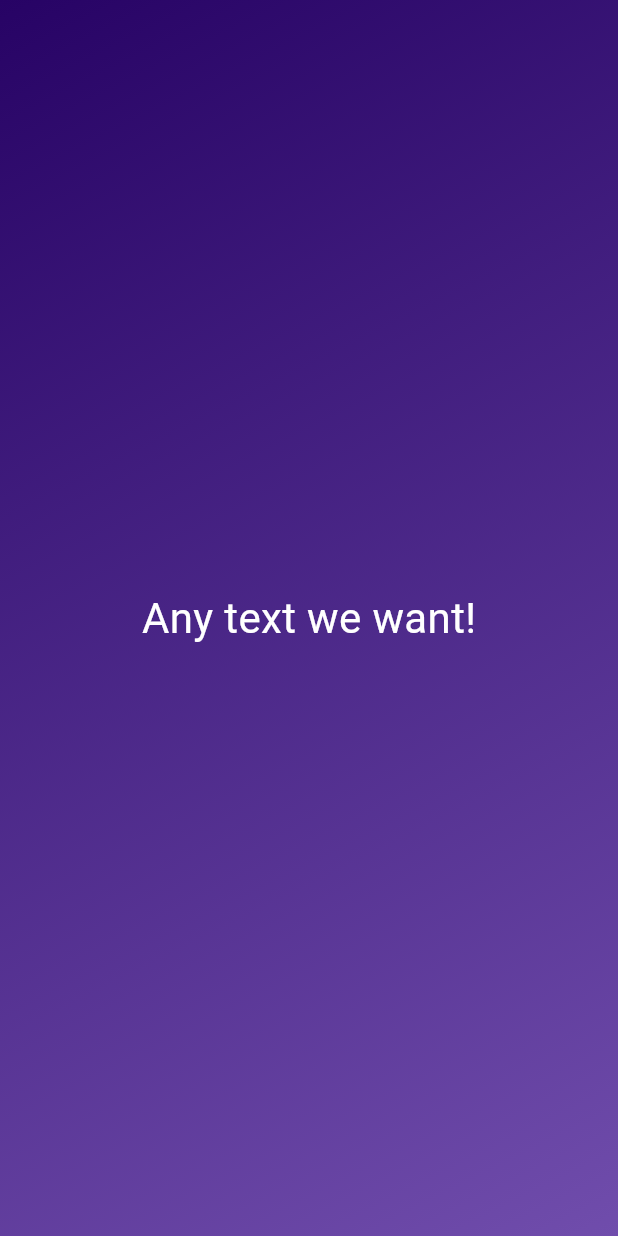
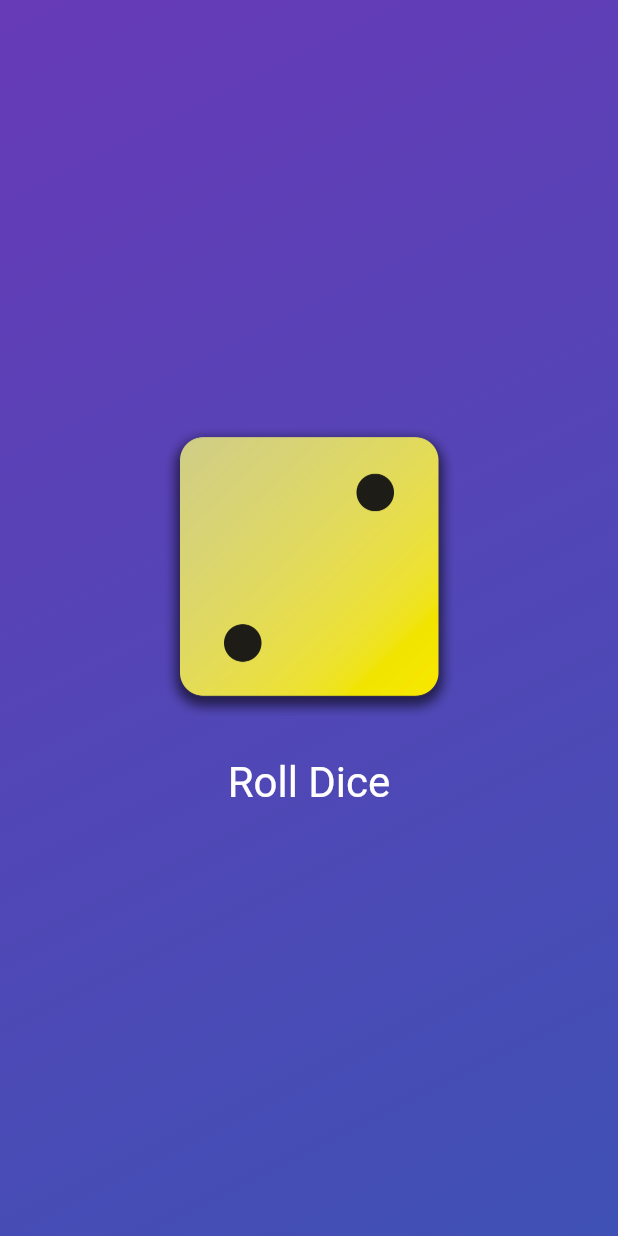
Before and after one commit to Ericesposito/dice-roll-app, a Flutter app: the screen it shows after launch, on a phone screen of 412 x 824 dp. Run offline on Flutter 3.47's test engine with Material 3 defaults, Android fonts, the phone set to English and light mode, and no system bars.

Commit message:
learning more about styling and spacing between widgets, as well as importing images and using assets in projects

```diff
--- a/dice_roll_app/lib/gradient_container.dart
+++ b/dice_roll_app/lib/gradient_container.dart
@@ -1,29 +1,84 @@
 import 'package:flutter/material.dart';
-
-import 'package:dice_roll_app/styled_text.dart';
 
 const startAlignment = Alignment.topLeft;
 const endAlignment = Alignment.bottomRight;
 
 class GradientContainer extends StatelessWidget {
-  const GradientContainer({super.key});
+  const GradientContainer(this.color1, this.color2, {super.key});
+
+  const GradientContainer.purple({super.key})
+      : color1 = Colors.deepPurple,
+        color2 = Colors.indigo;
+
+  final Color color1;
+  final Color color2;
+
+  void rollDice() {
+    print('HELLO');
+  }
 
   @override
   Widget build(context) {
     return Container(
-      decoration: const BoxDecoration(
+      decoration: BoxDecoration(
         gradient: LinearGradient(
           colors: [
-            Color.fromARGB(255, 39, 3, 101),
-            Color.fromARGB(255, 112, 77, 172),
+            color1,
+            color2,
           ],
           begin: startAlignment,
           end: endAlignment,
         ),
       ),
-      child: const Center(
-        child: StyledText('Any text we want!'),
+      child: Center(
+        child: Column(
+          mainAxisSize: MainAxisSize.min,
+          children: [
+            Image.asset(
+              'assets/images/dice-2.png',
+              width: 200,
+            ),
+            const SizedBox(
+              height: 20,
+            ),
+            TextButton(
+              onPressed: rollDice,
+              style: TextButton.styleFrom(
+                // padding: const EdgeInsets.only(
+                //   top: 20,
+                // ),
+                foregroundColor: Colors.white,
+                textStyle: const TextStyle(
+                  fontSize: 28,
+                ),
+              ),
+              child: const Text('Roll Dice'),
+            )
+          ],
+        ),
       ),
     );
   }
 }
+
+// class GradientContainer extends StatelessWidget {
+//   const GradientContainer({super.key, required this.colors});
+
+//   final List<Color> colors;
+
+//   @override
+//   Widget build(context) {
+//     return Container(
+//       decoration: BoxDecoration(
+//         gradient: LinearGradient(
+//           colors: colors,
+//           begin: startAlignment,
+//           end: endAlignment,
+//         ),
+//       ),
+//       child: const Center(
+//         child: StyledText('Any text we want!'),
+//       ),
+//     );
+//   }
+// }
--- a/dice_roll_app/lib/main.dart
+++ b/dice_roll_app/lib/main.dart
@@ -6,8 +6,24 @@ void main() {
   runApp(
     const MaterialApp(
       home: Scaffold(
-        body: GradientContainer(),
+        body: GradientContainer.purple(),
+        // body: GradientContainer(
+        //     Color.fromARGB(255, 39, 3, 101), Color.fromARGB(255, 112, 77, 172)),
+        //     Color.fromARGB(255, 39, 3, 101), Color.fromARGB(255, 112, 77, 172)),
       ),
     ),
   );
 }
+
+// void main() {
+//   runApp(
+//     const MaterialApp(
+//       home: Scaffold(
+//         body: GradientContainer(colors: [
+//           Color.fromARGB(255, 39, 3, 101),
+//           Color.fromARGB(255, 112, 77, 172)
+//         ]),
+//       ),
+//     ),
+//   );
+// }
```
Also changed, not shown: dice_roll_app/pubspec.yaml (+7 -3 lines), dice_roll_app/assets/images/dice-1.png (added), dice_roll_app/assets/images/dice-2.png (added), dice_roll_app/assets/images/dice-3.png (added), dice_roll_app/assets/images/dice-4.png (added), dice_roll_app/assets/images/dice-5.png (added), dice_roll_app/assets/images/dice-6.png (added).
